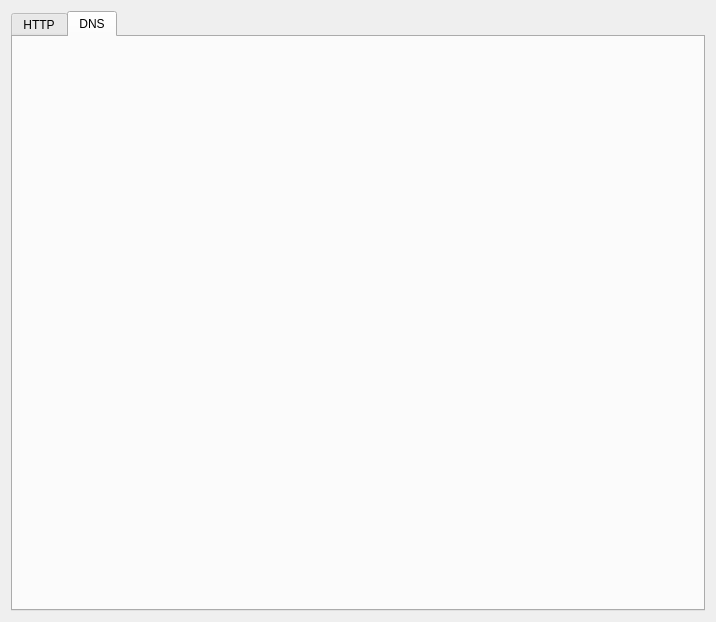
Angardo18/Proyecto_2_telecom1, file interfaz.ui: the form before one commit.
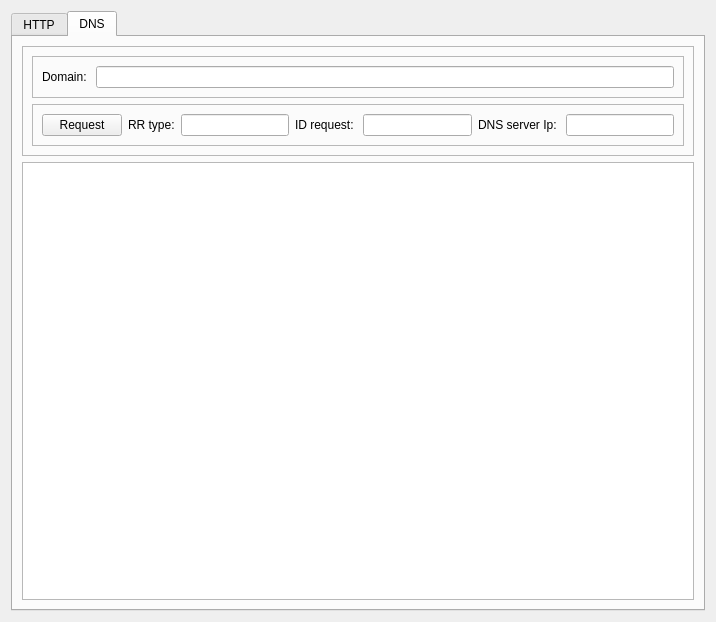
The form after the commit. The open tabs and pages were chosen to show the change.

```diff
--- a/interfaz.ui
+++ b/interfaz.ui
@@ -16,6 +16,9 @@
   <layout class="QGridLayout" name="gridLayout">
    <item row="0" column="0">
     <widget class="QTabWidget" name="tabWidget">
+     <property name="enabled">
+      <bool>true</bool>
+     </property>
      <property name="currentIndex">
       <number>1</number>
      </property>
@@ -67,6 +70,101 @@
       <attribute name="title">
        <string>DNS</string>
       </attribute>
+      <layout class="QVBoxLayout" name="verticalLayout_2">
+       <item>
+        <widget class="QFrame" name="frame_3">
+         <property name="frameShape">
+          <enum>QFrame::StyledPanel</enum>
+         </property>
+         <property name="frameShadow">
+          <enum>QFrame::Raised</enum>
+         </property>
+         <layout class="QGridLayout" name="gridLayout_2">
+          <item row="2" column="0">
+           <widget class="QFrame" name="frame_5">
+            <property name="frameShape">
+             <enum>QFrame::StyledPanel</enum>
+            </property>
+            <property name="frameShadow">
+             <enum>QFrame::Raised</enum>
+            </property>
+            <layout class="QHBoxLayout" name="horizontalLayout_4">
+             <item>
+              <widget class="QPushButton" name="btnRequest">
+               <property name="text">
+                <string>Request</string>
+               </property>
+              </widget>
+             </item>
+             <item>
+              <widget class="QLabel" name="label_2">
+               <property name="text">
+                <string>RR type:</string>
+               </property>
+              </widget>
+             </item>
+             <item>
+              <widget class="QLineEdit" name="txtRR"/>
+             </item>
+             <item>
+              <widget class="QLabel" name="label_3">
+               <property name="text">
+                <string>ID request: </string>
+               </property>
+              </widget>
+             </item>
+             <item>
+              <widget class="QLineEdit" name="txtId"/>
+             </item>
+             <item>
+              <widget class="QLabel" name="label_4">
+               <property name="text">
+                <string>DNS server Ip: </string>
+               </property>
+              </widget>
+             </item>
+             <item>
+              <widget class="QLineEdit" name="txtIpDns"/>
+             </item>
+            </layout>
+           </widget>
+          </item>
+          <item row="0" column="0">
+           <widget class="QFrame" name="frame_4">
+            <property name="frameShape">
+             <enum>QFrame::StyledPanel</enum>
+            </property>
+            <property name="frameShadow">
+             <enum>QFrame::Raised</enum>
+            </property>
+            <layout class="QHBoxLayout" name="horizontalLayout_3">
+             <item>
+              <widget class="QLabel" name="label">
+               <property name="text">
+                <string>Domain: </string>
+               </property>
+              </widget>
+             </item>
+             <item>
+              <widget class="QLineEdit" name="txtDomain"/>
+             </item>
+            </layout>
+           </widget>
+          </item>
+         </layout>
+        </widget>
+       </item>
+       <item>
+        <widget class="QTextEdit" name="txtDnsResponse">
+         <property name="enabled">
+          <bool>true</bool>
+         </property>
+         <property name="readOnly">
+          <bool>true</bool>
+         </property>
+        </widget>
+       </item>
+      </layout>
      </widget>
     </widget>
    </item>
```
Left out of the diff: 11 changed lines with no effect on the pictures.
